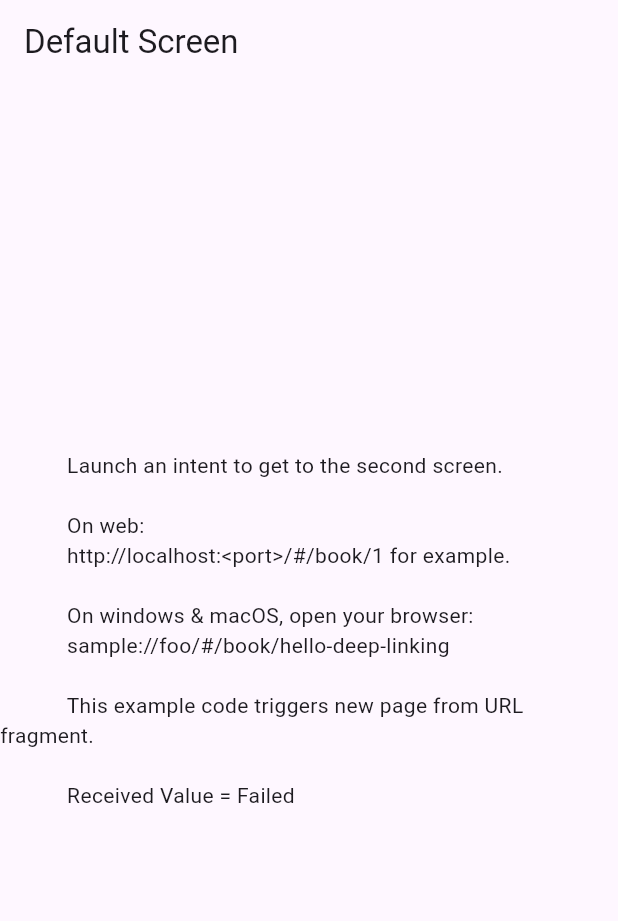
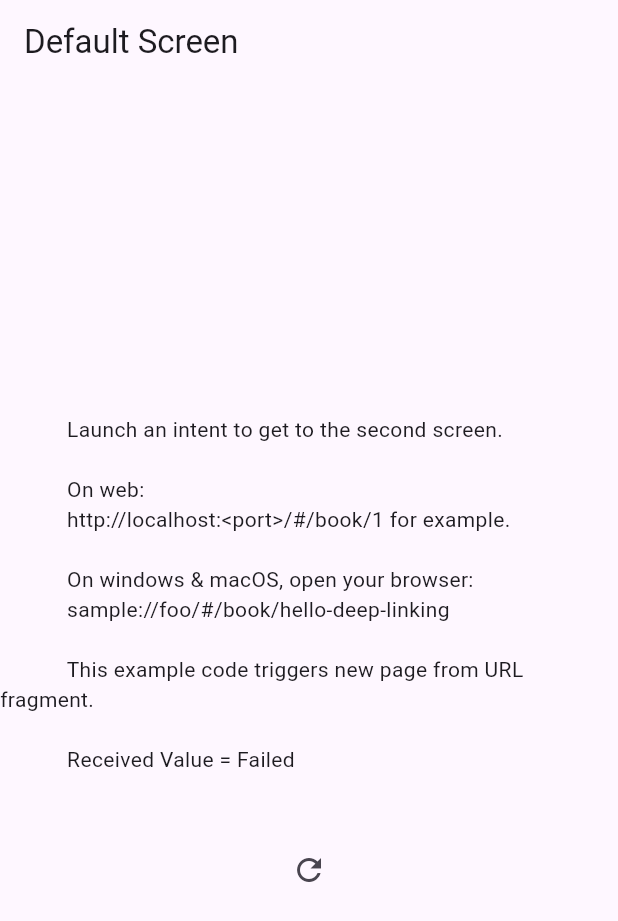
Before and after one commit to Ranbir-Netz/deep-link-gfj, a Flutter app: the screen it shows after launch, on a phone screen of 412 x 824 dp. Shown: the top 921 px of the screen. Run offline on Flutter 3.47's test engine with Material 3 defaults, Android fonts, the light colour scheme and no system bars; our stand-ins replace app_links; missing offline and left inert: android_play_install_referrer.

Commit message:
show-code

```diff
--- a/lib/main.dart
+++ b/lib/main.dart
@@ -26,15 +26,14 @@ class _MyAppState extends State<MyApp> {
   String? receivedValue;
 
   @override
-  void initState() async {
-    await initDeepLinks();
+  void initState() {
     super.initState();
+    initDeepLinks();
   }
 
   @override
   void dispose() {
     _linkSubscription?.cancel();
-
     super.dispose();
   }
 
@@ -45,6 +44,7 @@ class _MyAppState extends State<MyApp> {
     _linkSubscription = _appLinks.uriLinkStream.listen((uri) async {
       debugPrint('onAppLink: $uri');
       receivedValue = await handleDeepLink(uri);
+
       openAppLink(uri);
     });
   }
@@ -105,6 +105,12 @@ class _MyAppState extends State<MyApp> {
             Received Value = ${receivedValue ?? "Failed"}
             '''),
             const SizedBox(height: 20),
+            IconButton(
+              onPressed: () {
+                setState(() {});
+              },
+              icon: Icon(Icons.refresh),
+            ),
           ],
         ),
       ),
```
